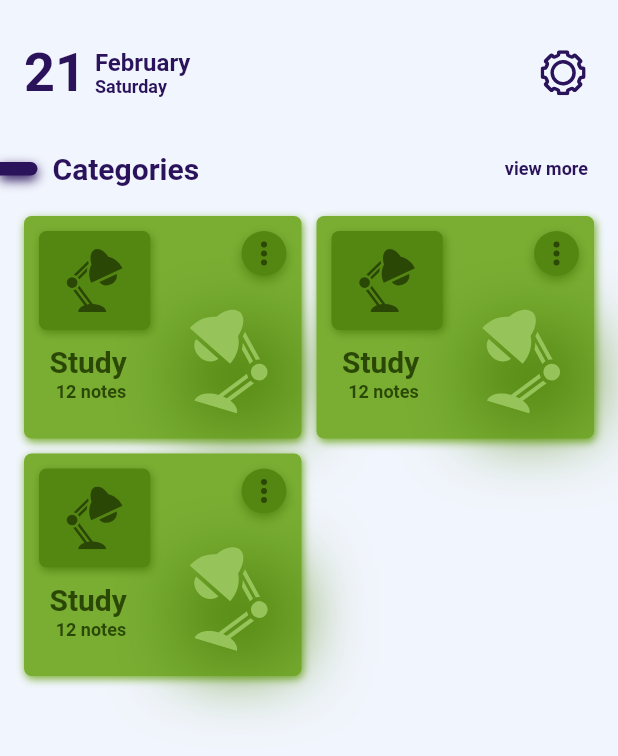
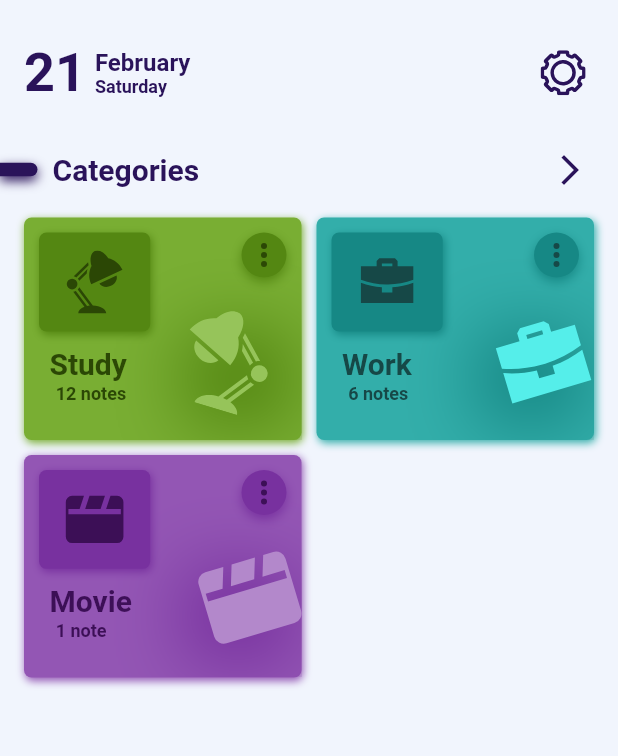
Before and after one commit to hesamzs/NotePad-Flutter, a Flutter app: the FirstPage screen opened directly, on a phone screen of 412 x 824 dp. Shown: the top 756 px of the screen. Run offline on Flutter 3.47's test engine with Material 2 defaults, Android fonts, the phone set to English and light mode, and no system bars; drawn by our look-alikes of auto_size_text; our stand-ins replace animate_do, flutter_svg, google_fonts; Roboto replaces fonts that are missing (Ubuntu).

Commit message:
Codes Updated !

```diff
--- a/lib/main.dart
+++ b/lib/main.dart
@@ -1,5 +1,5 @@
 import 'package:flutter/material.dart';
-import 'package:notepad/pages/first_page.dart';
+import 'package:notepad/pages/welcome_page.dart';
 
 void main() {
   runApp(const MyApp());
@@ -11,7 +11,7 @@ class MyApp extends StatelessWidget {
   Widget build(BuildContext context) {
     return const MaterialApp(
       title: 'NotePad',
-      home: FirstPage(),
+      home: HomePage(),
       debugShowCheckedModeBanner: false,
     );
   }
--- a/lib/models/category_model.dart
+++ b/lib/models/category_model.dart
@@ -1,3 +1,5 @@
+import 'dart:math' as math;
+
 class CategoryModel {
   final String title;
   final String description;
@@ -6,6 +8,7 @@ class CategoryModel {
   final int darkcolor;
   final int lightcolor;
   final int logocolor;
+  final double rotate;
 
   CategoryModel({
     required this.title,
@@ -15,6 +18,7 @@ class CategoryModel {
     required this.darkcolor,
     required this.color,
     required this.logocolor,
+    required this.rotate,
   });
 }
 
@@ -26,25 +30,28 @@ List<CategoryModel> categoryComponents = [
     color: 0xff79AE33,
     darkcolor: 0xff548712,
     lightcolor: 0xff96C45A,
-    logocolor: 0xff2B4705
+    logocolor: 0xff2B4705,
+    rotate: math.pi
   ),
   CategoryModel(
-    title: "Study",
-    description: "12 notes",
-    imageUrl: "assets/images/study-lamp.svg",
-    color: 0xff79AE33,
-    darkcolor: 0xff548712,
-    lightcolor: 0xff96C45A,
-    logocolor: 0xff2B4705
+    title: "Work",
+    description: "6 notes",
+    imageUrl: "assets/images/work-case.svg",
+    color: 0xff33AEAA,
+    darkcolor: 0xff168885,
+    lightcolor: 0xff55EEEA,
+    logocolor: 0xff164847,
+    rotate: 0
   ),
   CategoryModel(
-      title: "Study",
-      description: "12 notes",
-      imageUrl: "assets/images/study-lamp.svg",
-      color: 0xff79AE33,
-      darkcolor: 0xff548712,
-      lightcolor: 0xff96C45A,
-      logocolor: 0xff2B4705
+      title: "Movie",
+      description: "1 note",
+      imageUrl: "assets/images/movie-icon.svg",
+      color: 0xff9356B4,
+      darkcolor: 0xff78319F,
+      lightcolor: 0xffB388CB,
+      logocolor: 0xff3C0F56,
+      rotate: 0
   ),
 
 
--- a/lib/pages/first_page.dart
+++ b/lib/pages/first_page.dart
@@ -1,8 +1,8 @@
+import 'package:flutter/cupertino.dart';
 import 'package:flutter/material.dart';
 import 'package:notepad/models/category_model.dart';
 import 'package:notepad/widget/text_widget.dart';
 import 'package:flutter_svg/flutter_svg.dart';
-import 'dart:math' as math; // import this
 
 class FirstPage extends StatefulWidget {
   const FirstPage({Key? key}) : super(key: key);
@@ -102,11 +102,7 @@ class _FirstPageState extends State<FirstPage> {
                 Expanded(child: Container()),
                 const Padding(
                   padding: EdgeInsets.only(right: 20.0),
-                  child: AppText(
-                      text: "view more",
-                      size: 12,
-                      color: Color(0xff2A135A),
-                      fontWeight: FontWeight.bold),
+                  child: Icon(Icons.arrow_forward_ios_sharp,color: Color(0xff2A135A),)
                 ),
               ],
             ),
@@ -282,11 +278,10 @@ class _FirstPageState extends State<FirstPage> {
                           ],
                         ),
                         Positioned(
-                          // right: 30,
                           left: sWidth * 0.22,
                           top: sHeight * 0.09,
                           child: Padding(
-                            padding: const EdgeInsets.only(left: 15.0),
+                            padding: const EdgeInsets.fromLTRB(15,0, 15.0,15),
                             child: Container(
                               decoration: BoxDecoration(
                                 boxShadow: [
@@ -304,7 +299,7 @@ class _FirstPageState extends State<FirstPage> {
                               height: sHeight * 0.08,
                               child: Transform(
                                 alignment: Alignment.center,
-                                transform: Matrix4.rotationY(math.pi),
+                                transform: Matrix4.rotationY(categoryModel.rotate),
                                 child: Transform(
                                   transform: Matrix4.rotationZ(-0.29),
                                   child: SvgPicture.asset(
@@ -328,3 +323,13 @@ class _FirstPageState extends State<FirstPage> {
     ));
   }
 }
+
+class FirstPageRoute extends CupertinoPageRoute {
+  FirstPageRoute()
+      : super(builder: (BuildContext context) => const FirstPage());
+  @override
+  Widget buildPage(BuildContext context, Animation<double> animation,
+      Animation<double> secondaryAnimation) {
+    return FadeTransition(opacity: animation, child: const FirstPage());
+  }
+}
--- a/lib/pages/welcome_page.dart
+++ b/lib/pages/welcome_page.dart
@@ -2,6 +2,7 @@ import 'dart:async';
 
 import 'package:animate_do/animate_do.dart';
 import 'package:flutter/material.dart';
+import 'package:notepad/pages/first_page.dart';
 
 import '../models/welcome_model.dart';
 import '../widget/text_widget.dart';
@@ -16,21 +17,25 @@ class FirstImage extends StatefulWidget {
 class _FirstImageState extends State<FirstImage> {
   @override
   void initState() {
-    Timer(const Duration(milliseconds: 300), (){
-      Navigator.pushReplacement(context, MaterialPageRoute(builder: (context)=>
-          const HomePage()));
+    Timer(const Duration(milliseconds: 300), () {
+      Navigator.pushReplacement(
+          context, MaterialPageRoute(builder: (context) => const HomePage()));
     });
     super.initState();
   }
-
   @override
   Widget build(BuildContext context) {
     var size = MediaQuery.of(context).size;
     var sWidth = size.width;
     var sHeight = size.height;
     return Scaffold(
+      backgroundColor: Colors.black,
       body: Center(
-        child: Image.asset("assets/images/logo.png",width: sWidth * 0.5, height: sHeight * 0.5,),
+        child: Image.asset(
+          "assets/images/logo.png",
+          width: sWidth * 0.5,
+          height: sHeight * 0.5,
+        ),
       ),
     );
   }
@@ -210,11 +215,17 @@ class _HomePageState extends State<HomePage> {
                                   },
                                   child: FadeInUp(
                                     delay: const Duration(milliseconds: 100),
+                                    child: GestureDetector(
+                                      onTap: () {
+                                        Navigator.of(context).push(new FirstPageRoute());
+
+                                      },
                                       child: Container(
                                         width: sWidth * 0.4,
                                         height: sHeight * 0.06,
                                         decoration: BoxDecoration(
-                                        borderRadius: BorderRadius.circular(10),
+                                          borderRadius:
+                                              BorderRadius.circular(10),
                                           color: const Color(0xff2A135A),
                                         ),
                                         child: Row(
@@ -227,10 +238,12 @@ class _HomePageState extends State<HomePage> {
                                                     text: "Get Started",
                                                     size: sWidth * 0.05,
                                                     color: Colors.white,
-                                                  fontWeight: FontWeight.bold),
+                                                    fontWeight:
+                                                        FontWeight.bold),
                                               ),
                                             ),
                                           ],
+                                        ),
                                       ),
                                     ),
                                   ),
```
Lines whose indentation alone changed are shown as unchanged.
